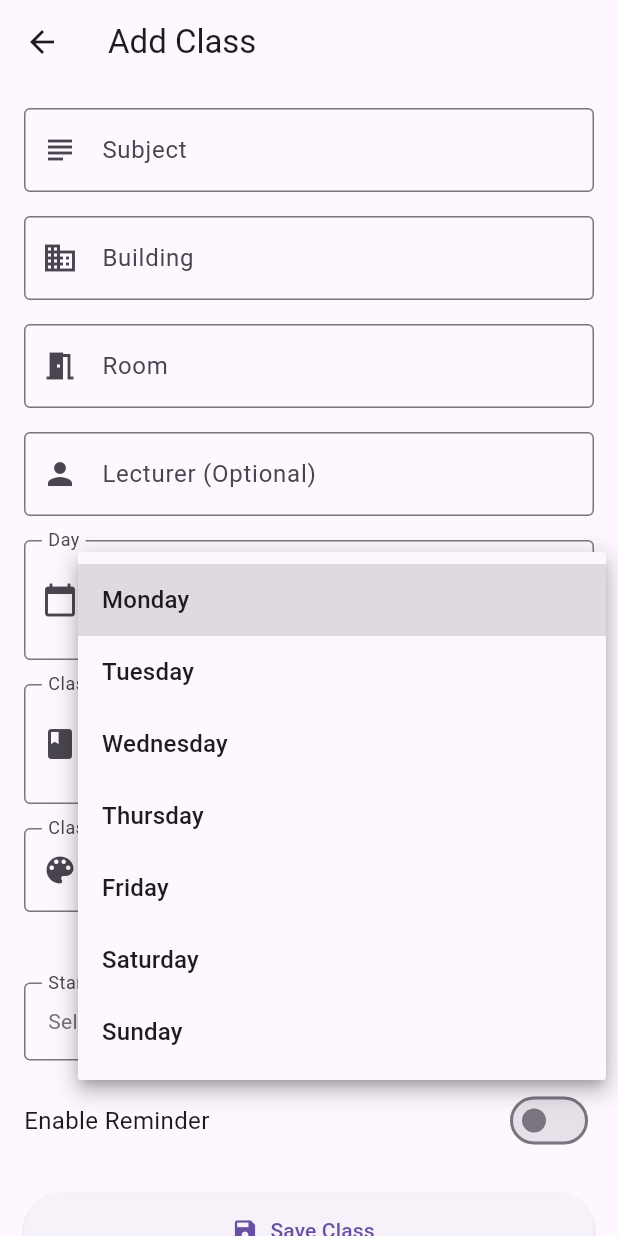
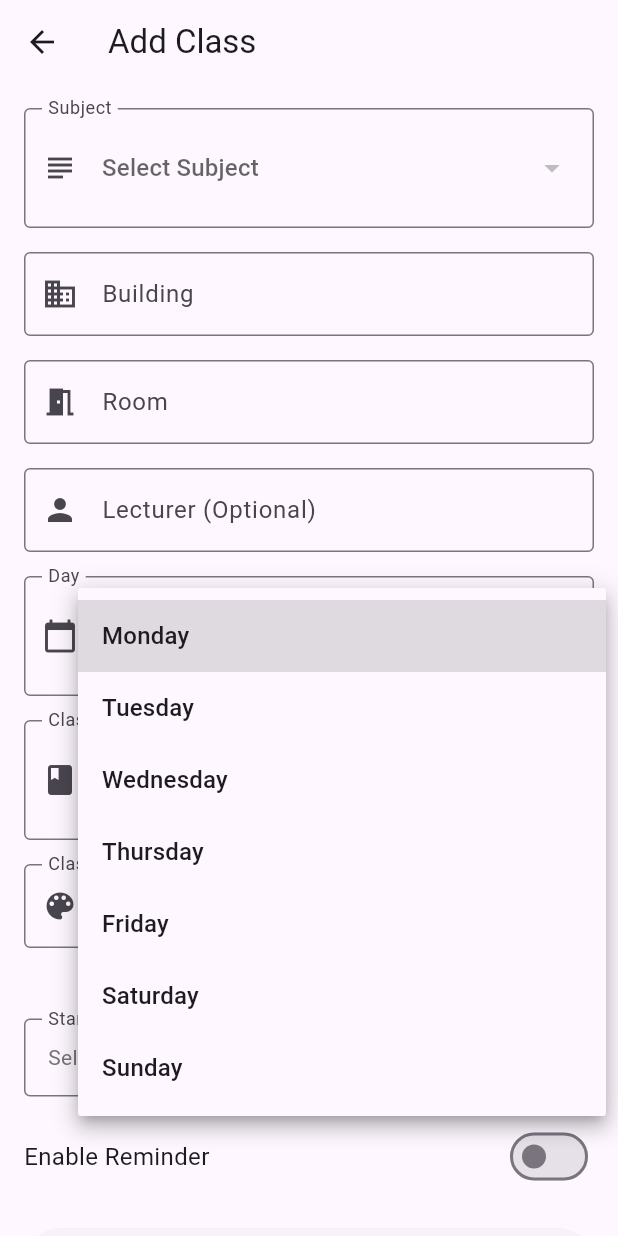
Before and after one commit to imanmysarah3108/skedule, a Flutter app: the AddClassScreen screen opened directly, after a tap on the "arrow drop down" icon, on a phone screen of 412 x 824 dp. Run offline on Flutter 3.47's test engine with Material 3 defaults, Android fonts, the phone set to English and light mode, and no system bars; our stand-ins replace flutter_colorpicker, flutter_local_notifications, supabase_flutter, timezone; accounts and stored records are empty.

Commit message:
fixed logic error

```diff
--- a/lib/interfaces/add_class_screen.dart
+++ b/lib/interfaces/add_class_screen.dart
@@ -11,30 +11,59 @@ class AddClassScreen extends StatefulWidget {
 
 class _AddClassScreenState extends State<AddClassScreen> {
   // Controllers
-  final _subjectController = TextEditingController();
   final _buildingController = TextEditingController();
   final _roomController = TextEditingController();
   final _lecturerController = TextEditingController();
 
   // Form state
+  String? _selectedSubject;
   String? _selectedDay;
   String? _selectedClassType = 'Lecture';
   TimeOfDay? _startTime, _endTime;
   bool _reminderEnabled = false;
   Color _selectedColor = Colors.blue;
   bool _isSaving = false;
+  List<String> _subjects = [];
 
   // Predefined options
   static const _daysOfWeek = ['Monday','Tuesday','Wednesday','Thursday','Friday','Saturday','Sunday'];
   static const _classTypes = ['Lecture', 'Lab'];
 
   @override
+  void initState() {
+    super.initState();
+    _fetchSubjects();
+  }
+
+  @override
   void dispose() {
-    _subjectController.dispose();
     _buildingController.dispose();
     _roomController.dispose();
     _lecturerController.dispose();
     super.dispose();
+  }
+
+  Future<void> _fetchSubjects() async {
+    try {
+      final response = await SupabaseService.client
+          .from('subject')
+          .select('subject_id')
+          .order('subject_id', ascending: true);
+
+      if (response != null) {
+        setState(() {
+          _subjects = response
+              .map<String>((subject) => subject['subject_id'] as String)
+              .toList();
+        });
+      }
+    } catch (e) {
+      if (mounted) {
+        ScaffoldMessenger.of(context).showSnackBar(
+          SnackBar(content: Text('Error fetching subjects: $e')),
+        );
+      }
+    }
   }
 
   Future<void> _selectTime(BuildContext context, bool isStartTime) async {
@@ -90,7 +119,7 @@ class _AddClassScreenState extends State<AddClassScreen> {
   }
 
   bool _validateForm() {
-    if (_subjectController.text.isEmpty ||
+    if (_selectedSubject == null ||
         _buildingController.text.isEmpty ||
         _roomController.text.isEmpty ||
         _selectedDay == null ||
@@ -108,8 +137,8 @@ class _AddClassScreenState extends State<AddClassScreen> {
     final userId = SupabaseService.client.auth.currentUser?.id;
     if (userId == null) return;
 
-    // Create subject if needed
-    final subjectId = await _getOrCreateSubjectId();
+    // Get subject ID
+    final subjectId = await _getSubjectId();
 
     // Format times
     final now = DateTime.now();
@@ -131,22 +160,14 @@ class _AddClassScreenState extends State<AddClassScreen> {
     });
   }
 
-  Future<String> _getOrCreateSubjectId() async {
-    final existing = await SupabaseService.client
+  Future<String> _getSubjectId() async {
+    final response = await SupabaseService.client
         .from('subject')
         .select('subject_id')
-        .eq('subject_title', _subjectController.text)
-        .maybeSingle();
-
-    if (existing != null) return existing['subject_id'];
-
-    final newSubject = await SupabaseService.client
-        .from('subject')
-        .insert({'subject_title': _subjectController.text})
-        .select()
+        .eq('subject_title', _selectedSubject!)
         .single();
 
-    return newSubject['subject_id'];
+    return response['subject_id'];
   }
 
   @override
@@ -159,7 +180,7 @@ class _AddClassScreenState extends State<AddClassScreen> {
               padding: const EdgeInsets.all(16),
               child: Column(
                 children: [
-                  _buildTextField(_subjectController, "Subject", "Enter subject name", Icons.subject),
+                  _buildSubjectDropdown(),
                   const SizedBox(height: 16),
                   _buildTextField(_buildingController, "Building", "Enter building name", Icons.business),
                   const SizedBox(height: 16),
@@ -200,6 +221,28 @@ class _AddClassScreenState extends State<AddClassScreen> {
                 ],
               ),
             ),
+    );
+  }
+
+  Widget _buildSubjectDropdown() {
+    return InputDecorator(
+      decoration: const InputDecoration(
+        labelText: "Subject",
+        border: OutlineInputBorder(),
+        prefixIcon: Icon(Icons.subject),
+      ),
+      child: DropdownButtonHideUnderline(
+        child: DropdownButton<String>(
+          value: _selectedSubject,
+          isExpanded: true,
+          hint: const Text("Select Subject"),
+          items: _subjects.map((subject) => DropdownMenuItem(
+            value: subject,
+            child: Text(subject),
+          )).toList(),
+          onChanged: (value) => setState(() => _selectedSubject = value),
+        ),
+      ),
     );
   }
 
```
Also changed, not shown: lib/interfaces/add_subject_screen.dart (added, +130 -0 lines), lib/interfaces/assignment_screen.dart (+52 -30 lines), lib/interfaces/home_screen.dart (+30 -3 lines).
